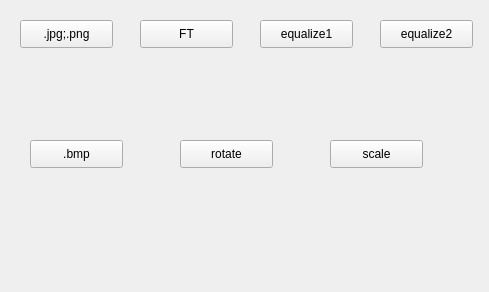
Qt form imageprocessor/mywidget.ui (Briareu/digital_pic_process) before a commit.
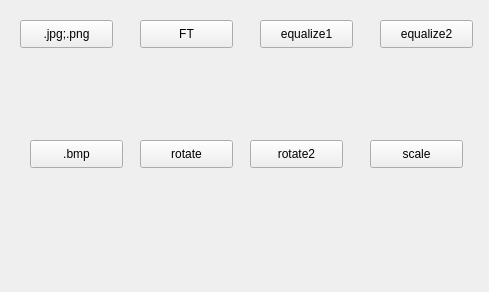
The same form after that commit.

```diff
--- a/imageprocessor/mywidget.ui
+++ b/imageprocessor/mywidget.ui
@@ -81,7 +81,7 @@
   <widget class="QPushButton" name="rotate_btn">
    <property name="geometry">
     <rect>
-     <x>180</x>
+     <x>140</x>
      <y>140</y>
      <width>93</width>
      <height>28</height>
@@ -94,7 +94,7 @@
   <widget class="QPushButton" name="scale_btn">
    <property name="geometry">
     <rect>
-     <x>330</x>
+     <x>370</x>
      <y>140</y>
      <width>93</width>
      <height>28</height>
@@ -104,6 +104,19 @@
     <string>scale</string>
    </property>
   </widget>
+  <widget class="QPushButton" name="rotate2_btn">
+   <property name="geometry">
+    <rect>
+     <x>250</x>
+     <y>140</y>
+     <width>93</width>
+     <height>28</height>
+    </rect>
+   </property>
+   <property name="text">
+    <string>rotate2</string>
+   </property>
+  </widget>
  </widget>
  <resources/>
  <connections/>
```
